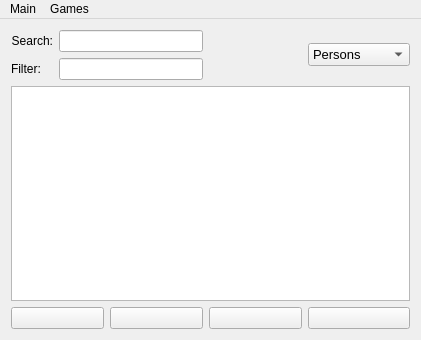
The window that Skil3/mainwindow.ui (AlexanderJosep/skil-3) describes before a commit, drawn with Qt 5.
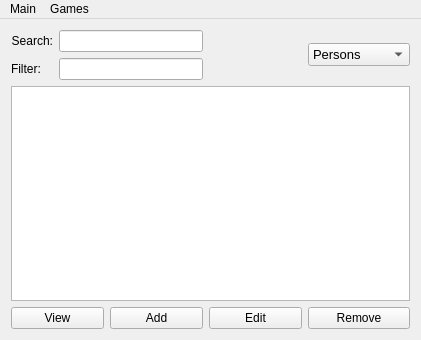
The same window after the commit.

Patch:
```diff
--- a/Skil3/mainwindow.ui
+++ b/Skil3/mainwindow.ui
@@ -24,7 +24,7 @@
        <string>&lt;html&gt;&lt;head/&gt;&lt;body&gt;&lt;p&gt;Add a entity..&lt;/p&gt;&lt;/body&gt;&lt;/html&gt;</string>
       </property>
       <property name="text">
-       <string/>
+       <string>Add</string>
       </property>
      </widget>
     </item>
@@ -34,7 +34,7 @@
        <cursorShape>PointingHandCursor</cursorShape>
       </property>
       <property name="text">
-       <string/>
+       <string>Remove</string>
       </property>
      </widget>
     </item>
@@ -44,7 +44,7 @@
        <cursorShape>PointingHandCursor</cursorShape>
       </property>
       <property name="text">
-       <string/>
+       <string>Edit</string>
       </property>
      </widget>
     </item>
@@ -54,7 +54,7 @@
        <cursorShape>PointingHandCursor</cursorShape>
       </property>
       <property name="text">
-       <string/>
+       <string>View</string>
       </property>
      </widget>
     </item>
```
Left out of the diff: 35 changed lines with no effect on the pictures.
